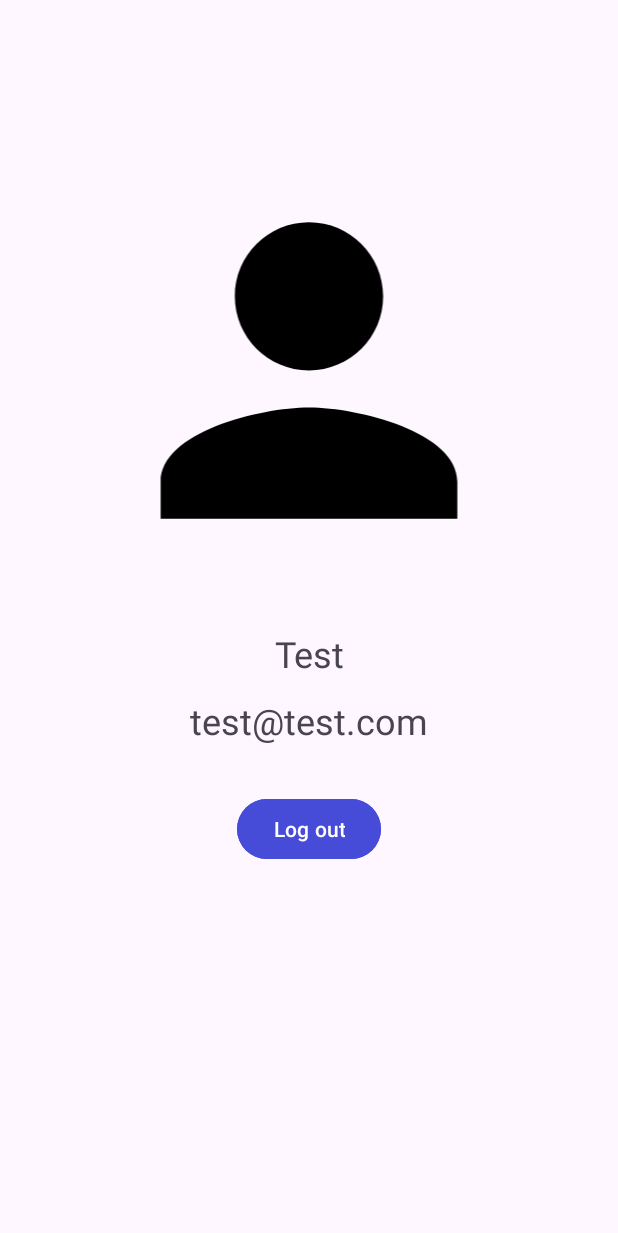
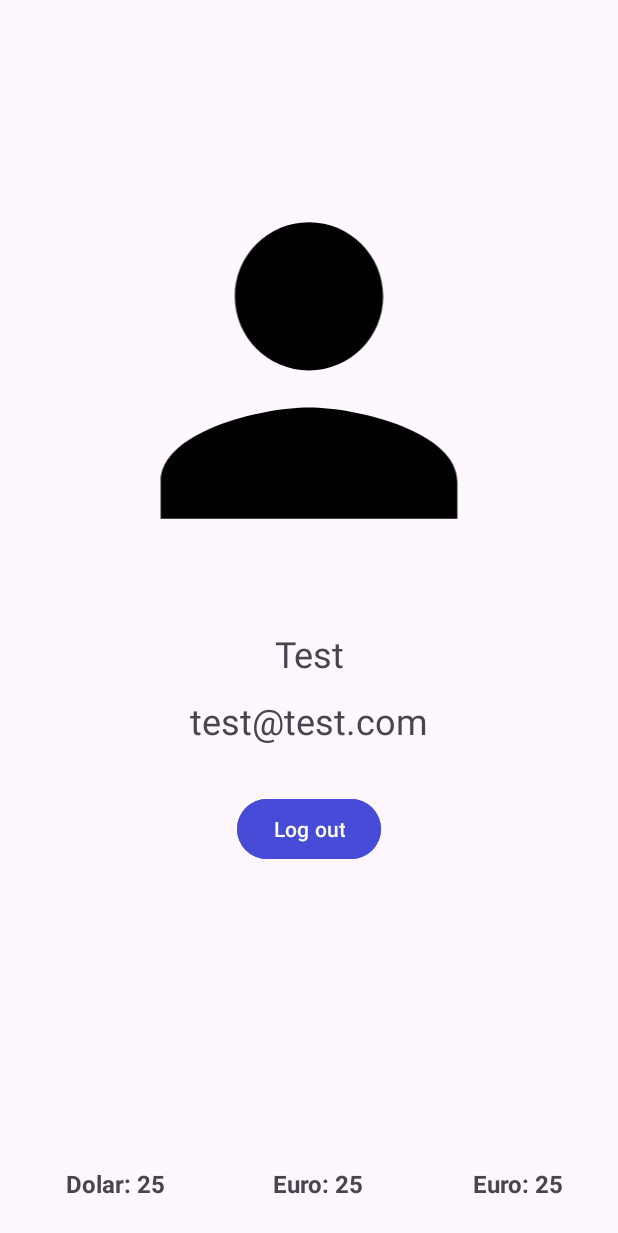
Before and after one commit to evirgenoguz/BudgetShare, an Android app: the layout fragment_profile.xml on its own in the app's theme, with its tools: preview values and no code run, on a phone screen of 412 x 824 dp. Shown: the top 1233 px of the screen. Run offline under Robolectric (Android 15) with nearby library versions, the phone set to English and light mode, and no system bars.

```diff
--- a/app/src/main/AndroidManifest.xml
+++ b/app/src/main/AndroidManifest.xml
@@ -2,6 +2,7 @@
 <manifest xmlns:android="http://schemas.android.com/apk/res/android"
     xmlns:tools="http://schemas.android.com/tools">
 
+    <uses-permission android:name="android.permission.ACCESS_NETWORK_STATE" />
     <uses-permission android:name="android.permission.INTERNET" />
 
     <application
@@ -14,6 +15,7 @@
         android:roundIcon="@mipmap/ic_launcher_round"
         android:supportsRtl="true"
         android:theme="@style/Theme.SpendTogether"
+        android:usesCleartextTraffic="true"
         tools:targetApi="31">
         <activity
             android:name=".ui.MainActivity"
--- a/app/src/main/java/com/evirgenoguz/spendtogether/data/mock/Expense.kt
+++ b/app/src/main/java/com/evirgenoguz/spendtogether/data/mock/Expense.kt
@@ -8,5 +8,6 @@ package com.evirgenoguz.spendtogether.data.mock
 data class Expense(
     val amount: Int,
     val expenseOwnerUid: String,
+    val expenseGroupUid: String,
     val description: String
 )
--- /dev/null
+++ b/app/src/main/java/com/evirgenoguz/spendtogether/data/model/response/CurrencyResponse.kt
@@ -0,0 +1,6 @@
+package com.evirgenoguz.spendtogether.data.model.response
+
+data class CurrencyResponse(
+    val Developer: Developer,
+    val TCMB_AnlikKurBilgileri: List<TCMBAnlikKurBilgileri>
+)
--- a/app/src/main/java/com/evirgenoguz/spendtogether/di/NetworkModule.kt
+++ b/app/src/main/java/com/evirgenoguz/spendtogether/di/NetworkModule.kt
@@ -3,6 +3,7 @@ package com.evirgenoguz.spendtogether.di
 import android.content.Context
 import com.evirgenoguz.spendtogether.BuildConfig
 import com.evirgenoguz.spendtogether.data.NetworkManager
+import com.evirgenoguz.spendtogether.data.service.api.CurrencyApi
 import com.evirgenoguz.spendtogether.utils.Constants
 import dagger.Module
 import dagger.Provides
@@ -60,4 +61,8 @@ object NetworkModule {
         .build()
 
 
+    @Provides
+    @Singleton
+    fun provideCurrencyApi(client: Retrofit): CurrencyApi = client.create(CurrencyApi::class.java)
+
 }
--- a/app/src/main/java/com/evirgenoguz/spendtogether/utils/Constants.kt
+++ b/app/src/main/java/com/evirgenoguz/spendtogether/utils/Constants.kt
@@ -6,5 +6,5 @@ package com.evirgenoguz.spendtogether.utils
  */
 
 object Constants {
-    const val BASE_URL = "https://www.sampleapi.com/"
+    const val BASE_URL = "http://hasanadiguzel.com.tr/api/"
 }
--- a/app/src/main/res/layout/fragment_profile.xml
+++ b/app/src/main/res/layout/fragment_profile.xml
@@ -55,10 +55,54 @@
         android:id="@+id/buttonLogout"
         android:layout_width="wrap_content"
         android:layout_height="wrap_content"
+        android:layout_marginTop="32dp"
         android:backgroundTint="@color/blue"
         android:text="@string/log_out"
-        android:layout_marginTop="32dp"
         app:layout_constraintEnd_toEndOf="parent"
         app:layout_constraintStart_toStartOf="parent"
         app:layout_constraintTop_toBottomOf="@id/textViewEmail" />
+
+    <LinearLayout
+        android:layout_width="match_parent"
+        android:layout_height="wrap_content"
+        android:gravity="center"
+        android:layout_marginBottom="24dp"
+        android:orientation="horizontal"
+        app:layout_constraintBottom_toBottomOf="parent">
+
+        <TextView
+            android:id="@+id/textViewDolar"
+            android:layout_width="wrap_content"
+            android:layout_height="wrap_content"
+            android:layout_marginStart="8dp"
+            android:layout_weight="1"
+            android:textAlignment="center"
+            android:textSize="16sp"
+            android:textStyle="bold"
+            tools:text="Dolar: 25" />
+
+        <TextView
+            android:id="@+id/textViewEuro"
+            android:layout_width="wrap_content"
+            android:layout_height="wrap_content"
+            android:layout_weight="1"
+            android:textAlignment="center"
+            android:textSize="16sp"
+            android:textStyle="bold"
+            tools:text="Euro: 25" />
+
+        <TextView
+            android:id="@+id/textViewSterlin"
+            android:layout_width="wrap_content"
+            android:layout_height="wrap_content"
+            android:layout_weight="1"
+            android:textAlignment="center"
+            android:textSize="16sp"
+            android:textStyle="bold"
+            tools:text="Euro: 25" />
+
+
+    </LinearLayout>
+
+
 </androidx.constraintlayout.widget.ConstraintLayout>
```
Also changed, not shown: app/src/main/java/com/evirgenoguz/spendtogether/data/model/response/Developer.kt (added, +7 -0 lines), app/src/main/java/com/evirgenoguz/spendtogether/data/model/response/TCMBAnlikKurBilgileri.kt (added, +12 -0 lines), app/src/main/java/com/evirgenoguz/spendtogether/data/repository/CurrencyRepository.kt (added, +24 -0 lines), app/src/main/java/com/evirgenoguz/spendtogether/data/repository/TransactionRepository.kt (added, +14 -0 lines), app/src/main/java/com/evirgenoguz/spendtogether/data/service/TransactionService.kt (added, +9 -0 lines), app/src/main/java/com/evirgenoguz/spendtogether/data/service/api/CurrencyApi.kt (added, +19 -0 lines), app/src/main/java/com/evirgenoguz/spendtogether/ui/MainActivity.kt (+63 -0 lines), app/src/main/java/com/evirgenoguz/spendtogether/ui/feature/balance/BalanceViewModel.kt (+3 -5 lines), app/src/main/java/com/evirgenoguz/spendtogether/ui/feature/expense/ExpenseViewModel.kt (+3 -5 lines), app/src/main/java/com/evirgenoguz/spendtogether/ui/feature/profile/ProfileFragment.kt (+20 -0 lines), app/src/main/java/com/evirgenoguz/spendtogether/ui/feature/profile/ProfileViewModel.kt (+23 -1 lines), app/src/main/res/navigation/nav_login_register.xml (+21 -0 lines).
